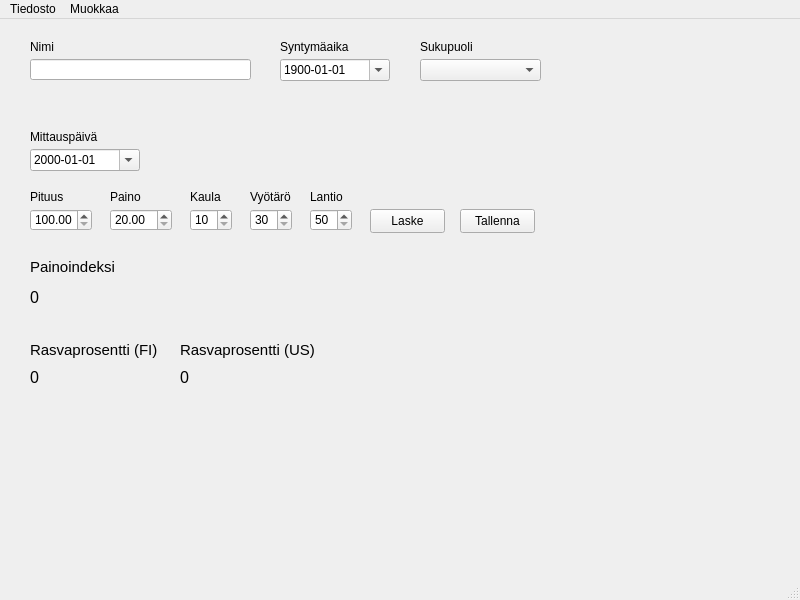
The window that main.ui (HansumaeCecilia/FitnessGUI) describes before a commit, drawn with Qt 5.
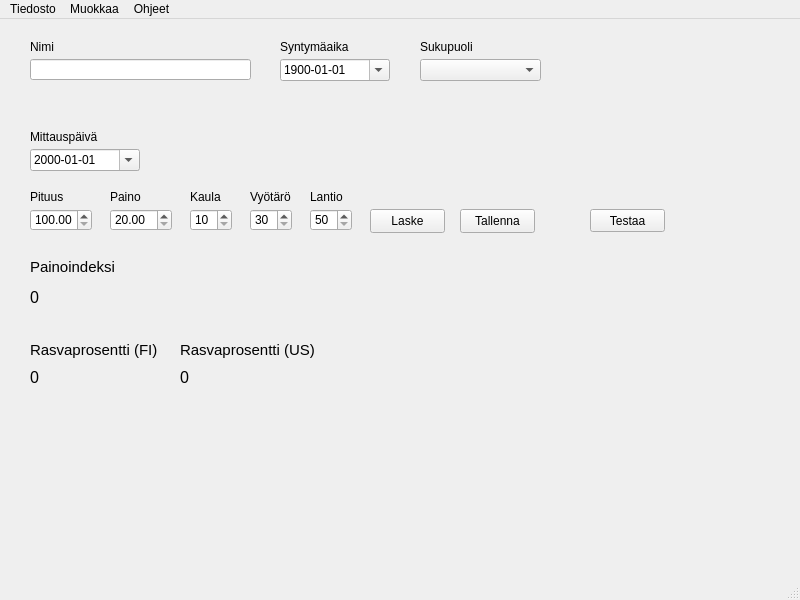
The same window after the commit.

What changed in the file:
```diff
--- a/main.ui
+++ b/main.ui
@@ -316,18 +316,18 @@
     <property name="geometry">
      <rect>
       <x>30</x>
-      <y>270</y>
+      <y>240</y>
       <width>91</width>
       <height>16</height>
      </rect>
     </property>
     <property name="font">
      <font>
-      <pointsize>12</pointsize>
+      <pointsize>11</pointsize>
      </font>
     </property>
     <property name="text">
-     <string>0</string>
+     <string>Painoindeksi</string>
     </property>
    </widget>
    <widget class="QLabel" name="showFatFiLabel">
@@ -370,18 +370,18 @@
     <property name="geometry">
      <rect>
       <x>30</x>
-      <y>240</y>
+      <y>270</y>
       <width>91</width>
       <height>16</height>
      </rect>
     </property>
     <property name="font">
      <font>
-      <pointsize>11</pointsize>
+      <pointsize>12</pointsize>
      </font>
     </property>
     <property name="text">
-     <string>Painoindeksi</string>
+     <string>0</string>
     </property>
    </widget>
    <widget class="QLabel" name="fatFiLabel">
@@ -433,6 +433,19 @@
      <string>Sukupuoli</string>
     </property>
    </widget>
+   <widget class="QPushButton" name="testUiPushButton">
+    <property name="geometry">
+     <rect>
+      <x>590</x>
+      <y>190</y>
+      <width>75</width>
+      <height>23</height>
+     </rect>
+    </property>
+    <property name="text">
+     <string>Testaa</string>
+    </property>
+   </widget>
   </widget>
   <widget class="QMenuBar" name="menubar">
    <property name="geometry">
@@ -472,11 +485,17 @@
     <property name="title">
      <string>Muokkaa</string>
     </property>
-    <addaction name="actionAutomaattinen_tallennus"/>
-    <addaction name="actionPoista_k_ytt_j"/>
+    <addaction name="actionRestoreDefaults"/>
+   </widget>
+   <widget class="QMenu" name="menuHelp">
+    <property name="title">
+     <string>Ohjeet</string>
+    </property>
+    <addaction name="actionInstructions"/>
    </widget>
    <addaction name="menuTiedosto"/>
    <addaction name="menuMuokkaa"/>
+   <addaction name="menuHelp"/>
   </widget>
   <widget class="QStatusBar" name="statusbar"/>
   <action name="actionTulosta">
```
Left out of the diff: 28 changed lines with no effect on the pictures.
